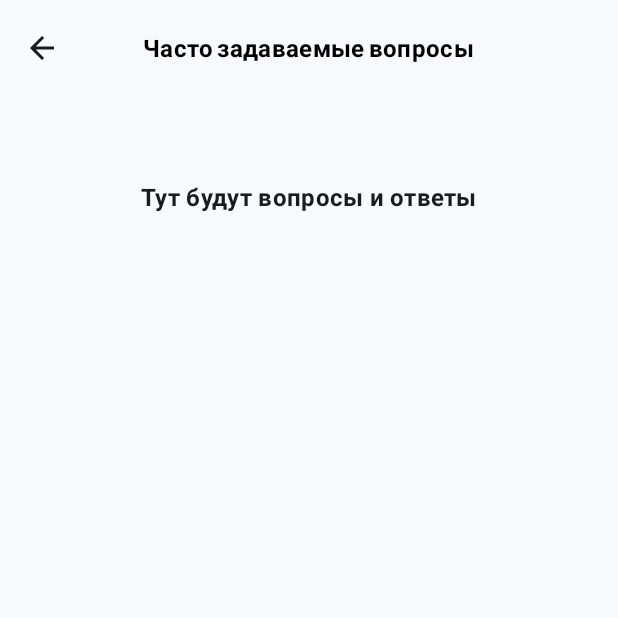
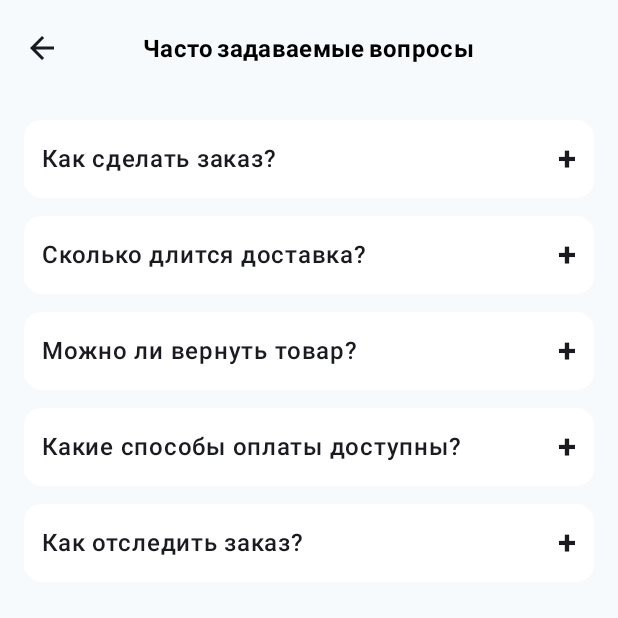
Before and after one commit to exerovv/elvo, an Android app built with Jetpack Compose: the FAQScreen screen opened through its navigation route, on a phone screen of 412 x 824 dp, the top half of it. Run offline under Robolectric (Android 15) with nearby library versions, the phone set to English and light mode, and no system bars; our stand-ins replace Dagger/Hilt's generated code.

Commit message:
Разработана черновая версия экрана с задаваемыми вопросами, добавлен логотип

```diff
--- a/app/src/main/java/com/example/elvo/ui/screens/FAQScreen.kt
+++ b/app/src/main/java/com/example/elvo/ui/screens/FAQScreen.kt
@@ -1,8 +1,10 @@
 package com.example.elvo.ui.screens
 
+import androidx.compose.animation.AnimatedVisibility
 import androidx.compose.foundation.Image
 import androidx.compose.foundation.background
 import androidx.compose.foundation.clickable
+import androidx.compose.foundation.layout.Arrangement
 import androidx.compose.foundation.layout.Column
 import androidx.compose.foundation.layout.Row
 import androidx.compose.foundation.layout.Spacer
@@ -12,6 +14,8 @@ import androidx.compose.foundation.layout.height
 import androidx.compose.foundation.layout.padding
 import androidx.compose.foundation.layout.size
 import androidx.compose.foundation.layout.width
+import androidx.compose.foundation.lazy.LazyColumn
+import androidx.compose.foundation.lazy.items
 import androidx.compose.foundation.shape.CircleShape
 import androidx.compose.foundation.shape.RoundedCornerShape
 import androidx.compose.material.icons.Icons
@@ -23,6 +27,10 @@ import androidx.compose.material3.MaterialTheme
 import androidx.compose.material3.Surface
 import androidx.compose.material3.Text
 import androidx.compose.runtime.Composable
+import androidx.compose.runtime.getValue
+import androidx.compose.runtime.mutableStateOf
+import androidx.compose.runtime.remember
+import androidx.compose.runtime.setValue
 import androidx.compose.ui.Alignment
 import androidx.compose.ui.Modifier
 import androidx.compose.ui.draw.clip
@@ -37,25 +45,67 @@ import com.example.elvo.R
 
 @Composable
 fun FAQScreen(navController: NavController) {
+    val faqList = listOf(
+        "Как сделать заказ?" to "Вы можете оформить заказ через корзину или связавшись с менеджером.",
+        "Сколько длится доставка?" to "Доставка занимает от 15 до 30 рабочих дней в зависимости от региона.",
+        "Можно ли вернуть товар?" to "Да, возврат возможен в течение 10 дней при сохранении товарного вида.",
+        "Какие способы оплаты доступны?" to "Доступны оплата картой, через СБП и наложенным платежом при получении.",
+        "Как отследить заказ?" to "После оформления заказа вы получите трек-номер для отслеживания."
+    )
+
     Surface(
         modifier = Modifier.fillMaxSize(),
         color = Color(0xFFF7FAFC)
     ) {
-        Column(
+        LazyColumn(
             modifier = Modifier
                 .fillMaxSize()
-                .padding(top = 32.dp),
-            horizontalAlignment = Alignment.CenterHorizontally
+                .padding(16.dp),
+            verticalArrangement = Arrangement.spacedBy(12.dp)
         ) {
 
-            Spacer(modifier = Modifier.height(8.dp))
+            items(faqList) { (question, answer) ->
+                ExpandableFAQItem(question = question, answer = answer)
+            }
+        }
+    }
+}
 
 
-            Spacer(modifier = Modifier.height(16.dp))
+@Composable
+fun ExpandableFAQItem(question: String, answer: String) {
+    var expanded by remember { mutableStateOf(false) }
 
+    Column(
+        modifier = Modifier
+            .fillMaxWidth()
+            .clip(RoundedCornerShape(12.dp))
+            .background(Color.White)
+            .padding(12.dp)
+    ) {
+        Row(
+            modifier = Modifier
+                .fillMaxWidth()
+                .clickable { expanded = !expanded },
+            horizontalArrangement = Arrangement.SpaceBetween,
+            verticalAlignment = Alignment.CenterVertically
+        ) {
             Text(
-                text = "Тут будут вопросы и ответы",
-                style = MaterialTheme.typography.titleMedium.copy(fontWeight = FontWeight.Bold)
+                text = question,
+                style = MaterialTheme.typography.bodyLarge.copy(fontWeight = FontWeight.SemiBold)
+            )
+            Text(
+                text = if (expanded) "–" else "+",
+                style = MaterialTheme.typography.titleLarge.copy(fontWeight = FontWeight.Bold)
+            )
+        }
+
+        AnimatedVisibility(visible = expanded) {
+            Text(
+                text = answer,
+                style = MaterialTheme.typography.bodyMedium,
+                modifier = Modifier.padding(top = 8.dp),
+                color = Color.DarkGray
             )
         }
     }
--- a/app/src/main/res/mipmap-anydpi-v26/ic_launcher.xml
+++ b/app/src/main/res/mipmap-anydpi-v26/ic_launcher.xml
@@ -1,6 +1,5 @@
 <?xml version="1.0" encoding="utf-8"?>
 <adaptive-icon xmlns:android="http://schemas.android.com/apk/res/android">
-    <background android:drawable="@drawable/ic_launcher_background" />
-    <foreground android:drawable="@drawable/ic_launcher_foreground" />
-    <monochrome android:drawable="@drawable/ic_launcher_foreground" />
+    <background android:drawable="@drawable/ic_launcher_background"/>
+    <foreground android:drawable="@mipmap/ic_launcher_foreground"/>
 </adaptive-icon>
--- a/app/src/main/res/mipmap-anydpi-v26/ic_launcher_round.xml
+++ b/app/src/main/res/mipmap-anydpi-v26/ic_launcher_round.xml
@@ -1,6 +1,5 @@
 <?xml version="1.0" encoding="utf-8"?>
 <adaptive-icon xmlns:android="http://schemas.android.com/apk/res/android">
-    <background android:drawable="@drawable/ic_launcher_background" />
-    <foreground android:drawable="@drawable/ic_launcher_foreground" />
-    <monochrome android:drawable="@drawable/ic_launcher_foreground" />
+    <background android:drawable="@drawable/ic_launcher_background"/>
+    <foreground android:drawable="@mipmap/ic_launcher_foreground"/>
 </adaptive-icon>
```
Also changed, not shown: app/src/main/res/drawable/ic_launcher_background.xml (+70 -166 lines), app/src/main/ic_launcher-playstore.png (added), app/src/main/res/mipmap-hdpi/ic_launcher.webp, app/src/main/res/mipmap-hdpi/ic_launcher_foreground.webp (added), app/src/main/res/mipmap-hdpi/ic_launcher_round.webp, app/src/main/res/mipmap-mdpi/ic_launcher.webp, app/src/main/res/mipmap-mdpi/ic_launcher_foreground.webp (added), app/src/main/res/mipmap-mdpi/ic_launcher_round.webp, app/src/main/res/mipmap-xhdpi/ic_launcher.webp, app/src/main/res/mipmap-xhdpi/ic_launcher_foreground.webp (added), app/src/main/res/mipmap-xhdpi/ic_launcher_round.webp, app/src/main/res/mipmap-xxhdpi/ic_launcher.webp, app/src/main/res/mipmap-xxhdpi/ic_launcher_foreground.webp (added), app/src/main/res/mipmap-xxhdpi/ic_launcher_round.webp, 3 more files.
